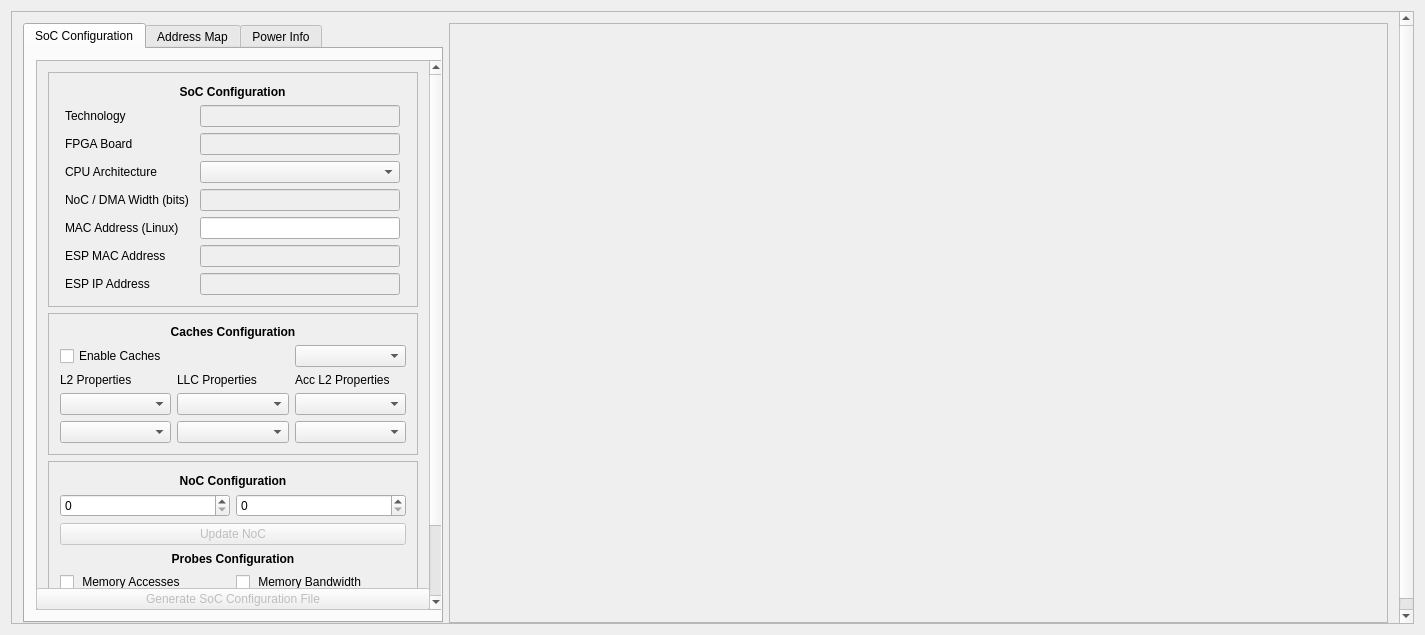
Above: utils/newsocmap/espcreator.ui from eh2890/esp before the change. Below: the same form after it.
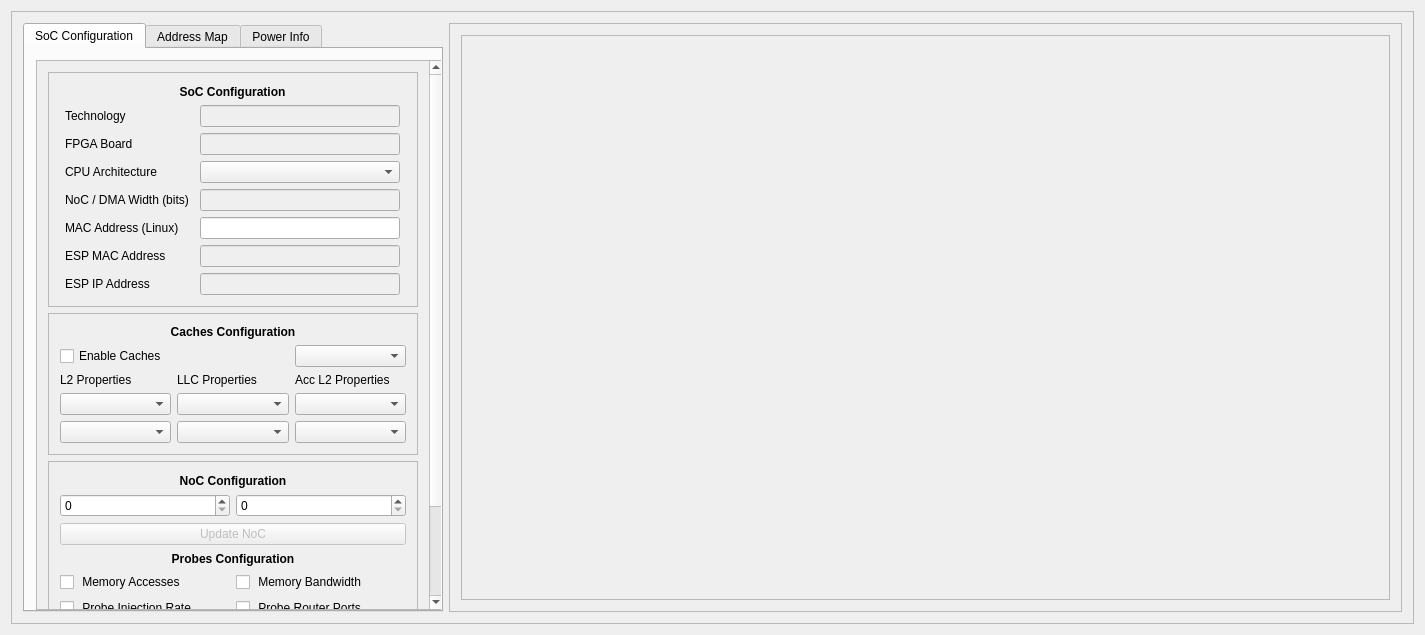
That is the form after the change.

```diff
--- a/utils/newsocmap/espcreator.ui
+++ b/utils/newsocmap/espcreator.ui
@@ -37,8 +37,8 @@
         <rect>
          <x>0</x>
          <y>0</y>
-         <width>1391</width>
-         <height>618</height>
+         <width>1405</width>
+         <height>615</height>
         </rect>
        </property>
        <property name="maximumSize">
@@ -108,7 +108,7 @@
                  <x>0</x>
                  <y>0</y>
                  <width>392</width>
-                 <height>634</height>
+                 <height>663</height>
                 </rect>
                </property>
                <layout class="QVBoxLayout" name="verticalLayout">
@@ -976,11 +976,7 @@
                   </layout>
                  </widget>
                 </item>
-               </layout>
-              </widget>
-             </widget>
-            </item>
-            <item row="1" column="0">
+                <item>
              <widget class="QPushButton" name="pushButton_gen">
               <property name="enabled">
                <bool>false</bool>
@@ -992,6 +988,10 @@
             </item>
            </layout>
           </widget>
+             </widget>
+            </item>
+           </layout>
+          </widget>
           <widget class="QWidget" name="tab_addr">
            <property name="enabled">
             <bool>false</bool>
@@ -1014,7 +1014,7 @@
                  <x>0</x>
                  <y>0</y>
                  <width>503</width>
-                 <height>309</height>
+                 <height>56</height>
                 </rect>
                </property>
                <layout class="QVBoxLayout" name="verticalLayout_4">
@@ -1217,8 +1217,8 @@
                 <rect>
                  <x>0</x>
                  <y>0</y>
-                 <width>398</width>
-                 <height>539</height>
+                 <width>68</width>
+                 <height>38</height>
                 </rect>
                </property>
                <layout class="QVBoxLayout" name="verticalLayout_7">
@@ -1268,7 +1268,7 @@
           <property name="minimumSize">
            <size>
             <width>725</width>
-            <height>600</height>
+            <height>500</height>
            </size>
           </property>
           <property name="frameShape">
@@ -1278,7 +1278,25 @@
            <enum>QFrame::Raised</enum>
           </property>
           <layout class="QVBoxLayout" name="verticalLayout_2">
+           <property name="spacing">
+            <number>0</number>
+           </property>
            <item>
+            <widget class="QScrollArea" name="scrollArea_3">
+             <property name="widgetResizable">
+              <bool>true</bool>
+             </property>
+             <widget class="QWidget" name="scrollAreaWidgetContents_3">
+              <property name="geometry">
+               <rect>
+                <x>-68</x>
+                <y>0</y>
+                <width>993</width>
+                <height>618</height>
+               </rect>
+              </property>
+              <layout class="QGridLayout" name="gridLayout_5">
+               <item row="0" column="0">
             <widget class="QFrame" name="frame_noc">
              <property name="sizePolicy">
               <sizepolicy hsizetype="MinimumExpanding" vsizetype="MinimumExpanding">
@@ -1299,6 +1317,9 @@
               <enum>QFrame::Raised</enum>
              </property>
              <layout class="QGridLayout" name="layout_noc">
+                  <property name="sizeConstraint">
+                   <enum>QLayout::SetFixedSize</enum>
+                  </property>
               <property name="leftMargin">
                <number>0</number>
               </property>
@@ -1311,7 +1332,14 @@
               <property name="bottomMargin">
                <number>0</number>
               </property>
-             </layout>
+                  <property name="spacing">
+                   <number>0</number>
+                  </property>
+                 </layout>
+                </widget>
+               </item>
+              </layout>
+             </widget>
             </widget>
            </item>
           </layout>
```
Lines whose indentation alone changed are shown as unchanged.
